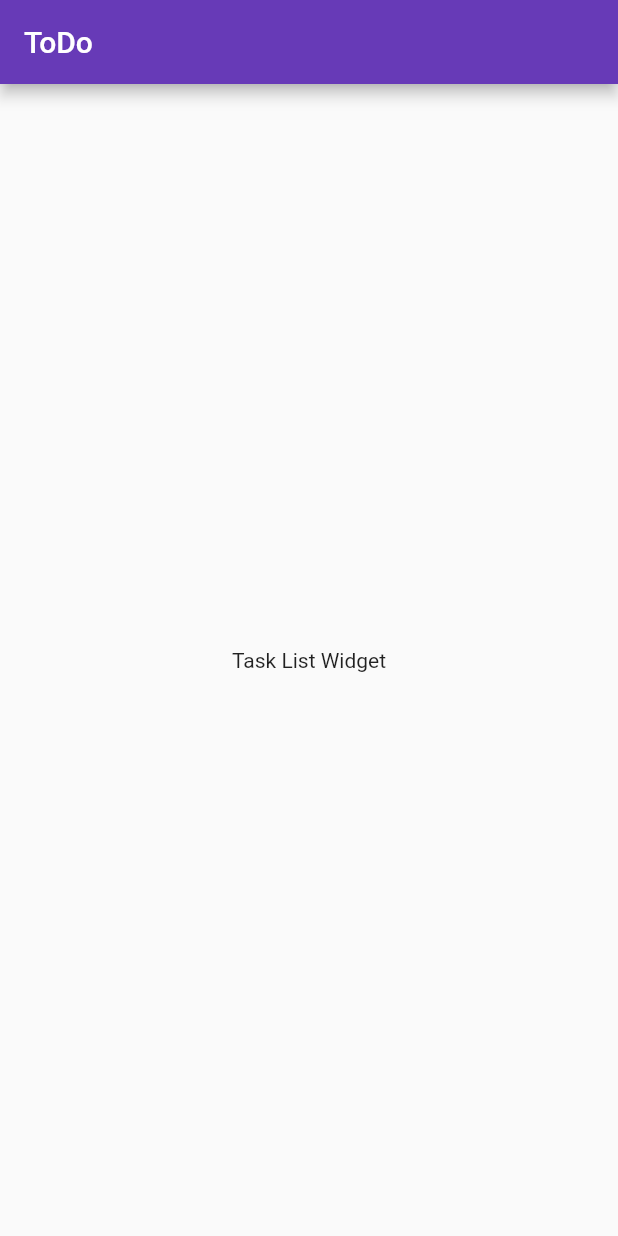
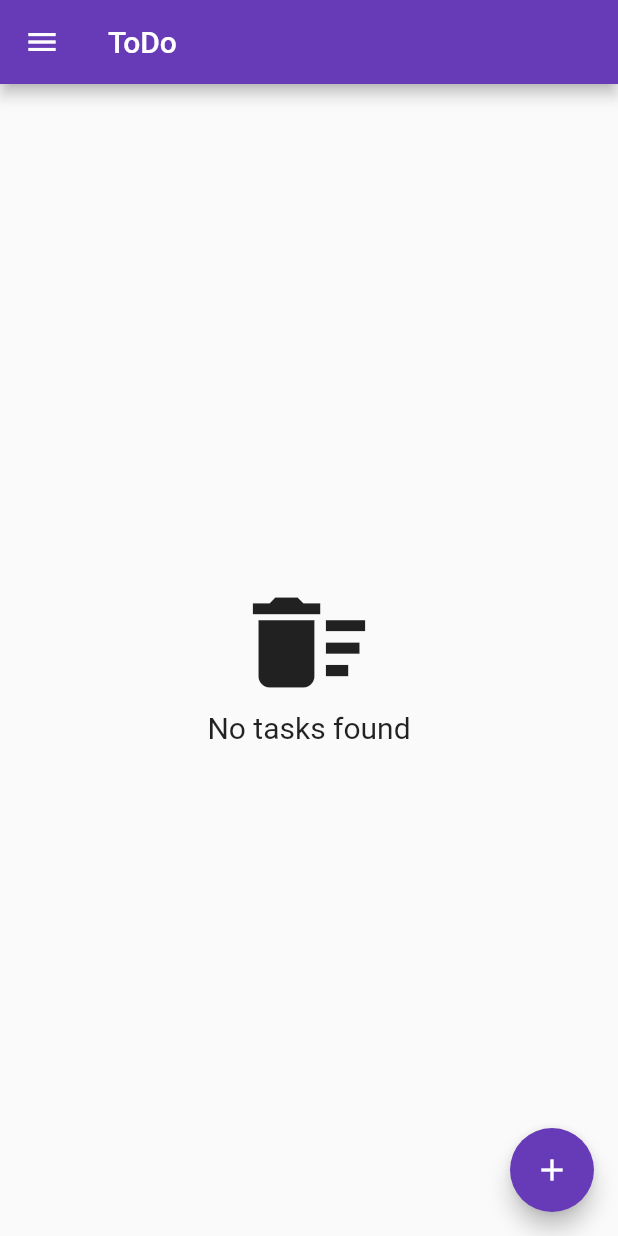
Before and after one commit to GalaxyZpj/todo, a Flutter app: the screen it shows after launch, on a phone screen of 412 x 824 dp. Run offline on Flutter 3.47's test engine with Material 2 defaults, Android fonts, the phone set to English and light mode, and no system bars; our stand-ins replace shared_preferences.

Commit message:
Completed app implementation for adding, updating and deleting tasks

```diff
--- a/lib/main.dart
+++ b/lib/main.dart
@@ -1,9 +1,16 @@
 import 'package:flutter/material.dart';
+import 'package:provider/provider.dart';
 
-import './screens/task_list.dart';
+import './providers/task_provider.dart';
+import './screens/task_screen.dart';
 
 void main() {
-  runApp(const ToDo());
+  runApp(MultiProvider(
+    providers: [
+      ChangeNotifierProvider(create: (_) => TaskProvider()),
+    ],
+    child: const ToDo(),
+  ));
 }
 
 class ToDo extends StatelessWidget {
@@ -16,7 +23,7 @@ class ToDo extends StatelessWidget {
       theme: ThemeData(
         primarySwatch: Colors.deepPurple,
       ),
-      home: const TaskList(),
+      home: const TaskScreen(),
       debugShowCheckedModeBanner: false,
     );
   }
--- a/lib/models/task.dart
+++ b/lib/models/task.dart
@@ -1,11 +1,35 @@
+enum TaskStatus {
+  incomplete,
+  complete,
+}
+
 class Task {
   final String id;
   final String title;
   final String description;
+  final TaskStatus status;
 
   const Task({
     required this.id,
     required this.title,
     required this.description,
+    this.status = TaskStatus.incomplete,
   });
+
+  Task.fromJson(Map<String, dynamic> obj)
+      : id = obj['id'],
+        title = obj['title'],
+        description = obj['description'],
+        status = TaskStatus.values[obj['status']];
+
+  bool get isComplete {
+    return status == TaskStatus.complete;
+  }
+
+  Map<String, dynamic> toMap() => {
+        'id': id,
+        'title': title,
+        'description': description,
+        'status': status.index,
+      };
 }
--- a/lib/screens/task_list.dart
+++ /dev/null
@@ -1,22 +0,0 @@
-import 'package:flutter/material.dart';
-
-class TaskList extends StatefulWidget {
-  const TaskList({Key? key}) : super(key: key);
-
-  @override
-  _TaskListState createState() => _TaskListState();
-}
-
-class _TaskListState extends State<TaskList> {
-  @override
-  Widget build(BuildContext context) {
-    return Scaffold(
-      appBar: AppBar(
-        title: const Text('ToDo'),
-      ),
-      body: const Center(
-        child: Text('Task List Widget'),
-      ),
-    );
-  }
-}
--- /dev/null
+++ b/lib/screens/task_screen.dart
@@ -0,0 +1,77 @@
+import 'package:flutter/material.dart';
+import 'package:provider/provider.dart';
+import 'package:todo/widgets/new_task_dialog.dart';
+
+import '../models/task.dart';
+import '../providers/task_provider.dart';
+import '../widgets/no_task_found.dart';
+import '../widgets/task_card.dart';
+
+class TaskScreen extends StatefulWidget {
+  const TaskScreen({Key? key}) : super(key: key);
+
+  @override
+  _TaskScreenState createState() => _TaskScreenState();
+}
+
+class _TaskScreenState extends State<TaskScreen> {
+  @override
+  Widget build(BuildContext context) {
+    return Scaffold(
+      appBar: AppBar(
+        leading: IconButton(
+          icon: const Icon(Icons.menu),
+          onPressed: () {},
+        ),
+        title: const Text('ToDo'),
+        centerTitle: false,
+      ),
+      body: Consumer<TaskProvider>(
+        builder: (ctx, taskProvider, _) {
+          if (!taskProvider.isInitialized) {
+            return const Center(
+              child: CircularProgressIndicator(),
+            );
+          }
+
+          final taskMap = taskProvider.taskMap;
+          final taskIdList = taskProvider.taskIdList;
+
+          return taskIdList.isEmpty
+              ? const NoTaskFound()
+              : ListView.builder(
+                  key: UniqueKey(),
+                  padding:
+                      const EdgeInsets.symmetric(horizontal: 10, vertical: 15),
+                  itemBuilder: (ctx, index) {
+                    final taskId = taskIdList[index];
+                    final task = taskMap[taskId] as Task;
+                    return TaskCard(
+                      key: ValueKey(task.id),
+                      itemIndex: index,
+                      task: task,
+                      updateTaskHandler: taskProvider.updateTask,
+                      deleteTaskHandler: taskProvider.deleteTask,
+                    );
+                  },
+                  itemCount: taskIdList.length,
+                );
+        },
+      ),
+      floatingActionButton: FloatingActionButton(
+        child: const Icon(Icons.add),
+        onPressed: () {
+          showModalBottomSheet(
+            context: context,
+            builder: (ctx) => NewTaskDialog(ctx),
+            isScrollControlled: true,
+          );
+          // showDialog(
+          //   context: context,
+          //   builder: (ctx) => NewTaskDialog(ctx),
+          // );
+        },
+      ),
+    );
+  }
+}
--- /dev/null
+++ b/lib/widgets/no_task_found.dart
@@ -0,0 +1,26 @@
+import 'package:flutter/material.dart';
+
+class NoTaskFound extends StatelessWidget {
+  const NoTaskFound({Key? key}) : super(key: key);
+
+  @override
+  Widget build(BuildContext context) {
+    return SizedBox(
+      width: double.infinity,
+      child: Column(
+        mainAxisAlignment: MainAxisAlignment.center,
+        crossAxisAlignment: CrossAxisAlignment.center,
+        children: const [
+          Icon(
+            Icons.delete_sweep,
+            size: 90,
+          ),
+          Text(
+            'No tasks found',
+            style: TextStyle(fontSize: 20),
+          ),
+        ],
+      ),
+    );
+  }
+}
--- a/pubspec.yaml
+++ b/pubspec.yaml
@@ -34,6 +34,8 @@ dependencies:
   # The following adds the Cupertino Icons font to your application.
   # Use with the CupertinoIcons class for iOS style icons.
   cupertino_icons: ^1.0.2
+  provider: ^6.0.1
+  shared_preferences: ^2.0.9
 
 dev_dependencies:
   flutter_test:
```
Also changed, not shown: lib/providers/task_provider.dart (+62 -5 lines), lib/widgets/new_task_dialog.dart (added, +35 -0 lines), lib/widgets/task_card.dart (added, +104 -0 lines), lib/widgets/task_complete_overlay.dart (added, +19 -0 lines), lib/widgets/task_form.dart (added, +88 -0 lines), pubspec.lock, 11 other files.
